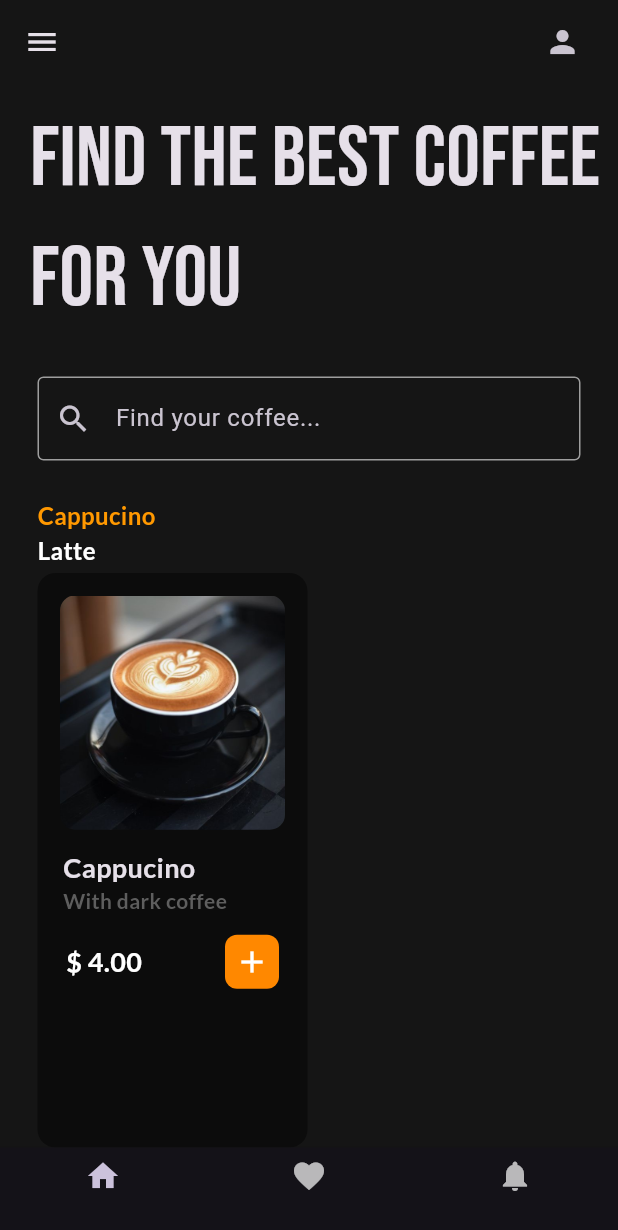
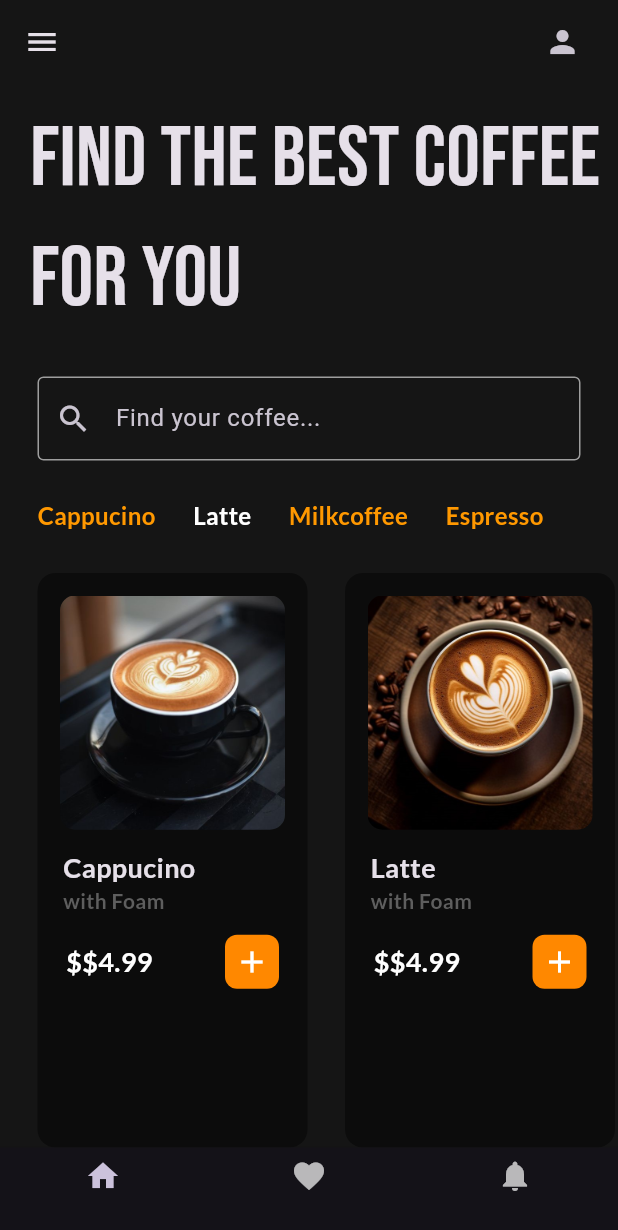
Before and after one commit to buddhimafernando/Coffee_app, a Flutter app: the screen it shows after launch, on a phone screen of 412 x 824 dp. Shown: the top 1230 px of the screen. Run offline on Flutter 3.47's test engine with Material 3 defaults, Android fonts, the phone set to English and light mode, and no system bars; our stand-ins replace google_fonts.

Commit message:
3 coffee tiles added

```diff
--- a/lib/pages/home_page.dart
+++ b/lib/pages/home_page.dart
@@ -23,7 +23,13 @@ class _HomePageState extends State<HomePage> {
 
   // user tapped on coffee types
   void coffeeTypeSelected(int index) {
-
+    setState(() {
+      // this loop makes every selection false
+      for(int i=0; i<coffeeType.length; i++){
+        coffeeType[i][1] = false;
+      }
+      coffeeType[index][1] = true;
+    });
   }
 
   @override
@@ -92,6 +98,7 @@ class _HomePageState extends State<HomePage> {
               height: 50,
               color: Colors.transparent,
               child: ListView.builder(
+                  scrollDirection: Axis.horizontal,
                   itemCount: coffeeType.length,
                   itemBuilder: (context, index) {
                     return CoffeeType(
@@ -108,7 +115,25 @@ class _HomePageState extends State<HomePage> {
               child: ListView(
             scrollDirection: Axis.horizontal,
             children: [
-              CoffeeTile(),
+              CoffeeTile(
+                coffeeImagePath: 'assets/images/Cappucino.jpg',
+                coffeeName: 'Cappucino',
+                coffeeDescription: 'with Foam',
+                coffeePrice: '\$4.99',
+              ),
+              CoffeeTile(
+                coffeeImagePath: 'assets/images/Latte.jpg',
+                coffeeName: 'Latte',
+                coffeeDescription: 'with Foam',
+                coffeePrice: '\$4.99',
+              ),
+                            CoffeeTile(
+                coffeeImagePath: 'assets/images/MilkCoffee.jpg',
+                coffeeName: 'Cappucino',
+                coffeeDescription: 'with Foam',
+                coffeePrice: '\$4.99',
+              ),
+
             ],
           ))
         ],
--- a/lib/util/coffee_tile.dart
+++ b/lib/util/coffee_tile.dart
@@ -2,7 +2,17 @@ import 'package:flutter/material.dart';
 import 'package:google_fonts/google_fonts.dart';
 
 class CoffeeTile extends StatelessWidget {
-  const CoffeeTile({super.key});
+  final String coffeeImagePath;
+  final String coffeeName;
+  final String coffeeDescription;
+  final String coffeePrice;
+
+  CoffeeTile({
+    required this.coffeeImagePath,
+    required this.coffeeName,
+    required this.coffeeDescription,
+    required this.coffeePrice,
+  });
 
   @override
   Widget build(BuildContext context) {
@@ -22,7 +32,7 @@ class CoffeeTile extends StatelessWidget {
             // coffee image
             ClipRRect(
               borderRadius: BorderRadius.circular(10),
-              child: Image.asset('assets/images/Cappucino.jpg'),
+              child: Image.asset(coffeeImagePath),
             ),
 
             // coffee name
@@ -33,12 +43,12 @@ class CoffeeTile extends StatelessWidget {
                 crossAxisAlignment: CrossAxisAlignment.start,
                 children: [
                   Text(
-                    "Cappucino",
+                    coffeeName,
                     style: GoogleFonts.lato(
                         fontSize: 18, fontWeight: FontWeight.bold),
                   ),
                   Text(
-                    "With dark coffee",
+                    coffeeDescription,
                     style: GoogleFonts.lato(
                       fontSize: 14,
                       color: Color.fromARGB(255, 94, 94, 94),
@@ -56,7 +66,7 @@ class CoffeeTile extends StatelessWidget {
                 mainAxisAlignment: MainAxisAlignment.spaceBetween,
                 children: [
                   Text(
-                    "\$ 4.00",
+                    "\$" + coffeePrice,
                     style: GoogleFonts.lato(
                       fontSize: 18,
                       color: Color.fromARGB(255, 255, 255, 255),
```
